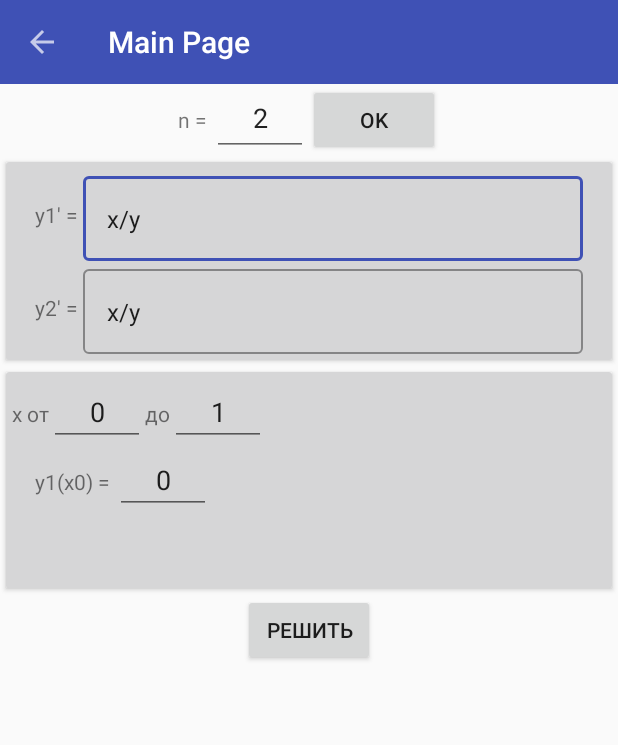
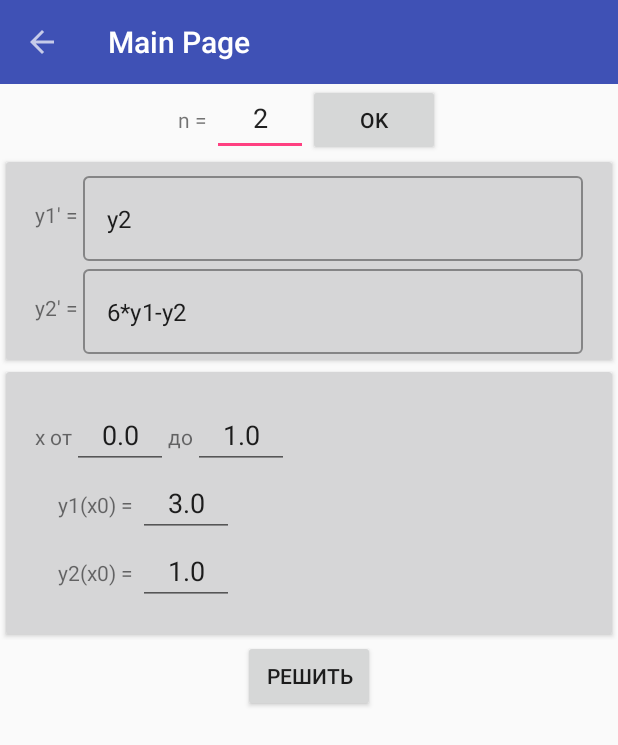
Before and after one commit to anastasiarazb/DifUr, an Android app: the screen it shows after launch (MainActivity), on a phone screen of 412 x 824 dp. Shown: the top 745 px of the screen. Run offline under Robolectric (Android 15) with nearby library versions, the phone set to English and light mode, and no system bars; libraries missing offline, so code that uses them is left out: com.mikepenz.materialdrawer; 3 statements that could not run were skipped.

Commit message:
fancy a single equation and system of equations input

```diff
--- a/app/src/main/java/ru/bmstu/nastasia/difur/ui/fragment/FunctionAdapter.java
+++ b/app/src/main/java/ru/bmstu/nastasia/difur/ui/fragment/FunctionAdapter.java
@@ -2,6 +2,7 @@ package ru.bmstu.nastasia.difur.ui.fragment;
 
 import android.content.Context;
 import android.support.annotation.NonNull;
+import android.support.annotation.Nullable;
 import android.support.design.widget.TextInputEditText;
 import android.support.v7.widget.RecyclerView;
 import android.util.Log;
@@ -17,19 +18,21 @@ public class FunctionAdapter extends RecyclerView.Adapter<FunctionAdapter.InputH
     private int size;
 
     private ArrayList<String>   src;
-    private ArrayList<FunctionInputListener> input_listeners;
+    private ArrayList<InputHolder> input_holders;
+    private String[] default_functions;
 
-    public FunctionAdapter(int size) {
-        update(size);
+    public FunctionAdapter(int size, @Nullable String[] default_functions) {
+        update(size, default_functions);
     }
 
-    public void update(int size) {
+    public void update(int size, @Nullable String[] default_functions) {
         this.size = size;
+        this.default_functions = default_functions;
         src  = new ArrayList<>(size);
-        input_listeners = new ArrayList<>(size);
+        input_holders = new ArrayList<>(size);
         for (int i = 1; i <= size; ++i) {
             src.add("y" + i + "' = ");
-            input_listeners.add(null);
+            input_holders.add(null);
         }
 
     }
@@ -45,11 +48,11 @@ public class FunctionAdapter extends RecyclerView.Adapter<FunctionAdapter.InputH
         private FunctionInputListener listener;
 
 
-        InputHolder(View itemView) {
+        InputHolder(View itemView, int n) {
             super(itemView);
             func_name = itemView.findViewById(R.id.adapter_text_view);
             input_func = itemView.findViewById(R.id.adapter_input_fxy);
-            listener = new FunctionInputListener(itemView.getContext(), input_func, "f_i(x, y)");
+            listener = new FunctionInputListener(itemView.getContext(), input_func, n);
             input_func.setOnFocusChangeListener(new View.OnFocusChangeListener() {
                 @Override
                 public void onFocusChange(View v, boolean hasFocus) {
@@ -71,9 +74,21 @@ public class FunctionAdapter extends RecyclerView.Adapter<FunctionAdapter.InputH
         public void setTitle(String text) {
             func_name.setText(text);
         }
+
+        public void setValue(String text) {
+            input_func.setText(text);
+        }
+
+        public boolean isEmpty() {
+            return input_func.getText() == null || input_func.getText().toString().isEmpty();
+        }
     }
 
     public ArrayList<FunctionInputListener> getInputListeners() {
+        ArrayList<FunctionInputListener> input_listeners = new ArrayList<>(size);
+        for (InputHolder holder: input_holders) {
+            input_listeners.add(holder.getListener());
+        }
         return input_listeners;
     }
 
@@ -86,7 +101,7 @@ public class FunctionAdapter extends RecyclerView.Adapter<FunctionAdapter.InputH
         boolean shouldAttachToParentImmediately = false;
 
         View view = inflater.inflate(layoutIdForInputItem, parent, shouldAttachToParentImmediately);
-        FunctionAdapter.InputHolder viewHolder = new FunctionAdapter.InputHolder(view);
+        FunctionAdapter.InputHolder viewHolder = new FunctionAdapter.InputHolder(view, size);
 
         return viewHolder;
     }
@@ -94,7 +109,13 @@ public class FunctionAdapter extends RecyclerView.Adapter<FunctionAdapter.InputH
     @Override
     public void onBindViewHolder(@NonNull InputHolder holder, int position) {
         holder.setTitle(src.get(position));
-        input_listeners.set(position, holder.getListener());
+        if (holder.isEmpty() && default_functions != null && default_functions.length > 0) {
+            int n = default_functions.length <= position
+                    ? default_functions.length : position;
+            holder.setValue(default_functions[n]);
+            Log.i("FuncAd.onBindViewHolder", position + ' ' + default_functions[n]);
+        }
+        input_holders.set(position, holder);
     }
 
     @Override
--- a/app/src/main/java/ru/bmstu/nastasia/difur/ui/fragment/InitsAdapter.java
+++ b/app/src/main/java/ru/bmstu/nastasia/difur/ui/fragment/InitsAdapter.java
@@ -2,6 +2,7 @@ package ru.bmstu.nastasia.difur.ui.fragment;
 
 import android.content.Context;
 import android.support.annotation.NonNull;
+import android.support.annotation.Nullable;
 import android.support.v7.widget.RecyclerView;
 import android.view.LayoutInflater;
 import android.view.View;
@@ -17,13 +18,15 @@ public class InitsAdapter extends RecyclerView.Adapter<InitsAdapter.InputHolder>
 
     private ArrayList<String>   src;
     private ArrayList<InputHolder> holders;
+    private double[] default_inits;
 
-    public InitsAdapter(int size) {
-        update(size);
+    public InitsAdapter(int size, @Nullable double[] default_inits) {
+        update(size, default_inits);
     }
 
-    public void update(int size) {
+    public void update(int size, @Nullable double[] default_inits) {
         this.size = size;
+        this.default_inits = default_inits;
         src  = new ArrayList<>(size);
         holders = new ArrayList<>(size);
         for (int i = 1; i <= size; ++i) {
@@ -57,15 +60,22 @@ public class InitsAdapter extends RecyclerView.Adapter<InitsAdapter.InputHolder>
             return Double.parseDouble(value_et.getEditableText().toString());
         }
 
+        public boolean isEmpty() {
+            return value_et.getText() == null || value_et.getText().toString().isEmpty();
+        }
+
         public void setTitle(String text) {
             func_name.setText(text);
         }
+        public void setValue(double val) {
+            value_et.setText(String.valueOf(val));
+        }
     }
 
-    public ArrayList<Double> getValues() {
-        ArrayList<Double> values = new ArrayList<>();
-        for (InputHolder holder: holders) {
-            values.add(holder.getValue());
+    public double[] getValues() {
+        double[] values = new double[holders.size()];
+        for (int i = 0; i < holders.size(); ++i) {
+            values[i] = holders.get(i).getValue();
         }
         return values;
     }
@@ -77,6 +87,7 @@ public class InitsAdapter extends RecyclerView.Adapter<InitsAdapter.InputHolder>
         }
         return res;
     }
+
 
     @Override
     @NonNull
@@ -95,6 +106,11 @@ public class InitsAdapter extends RecyclerView.Adapter<InitsAdapter.InputHolder>
     @Override
     public void onBindViewHolder(@NonNull InputHolder holder, int position) {
         holder.setTitle(src.get(position));
+        if (holder.isEmpty() && default_inits != null && default_inits.length > 0) {
+            int n = default_inits.length <= position
+                    ? default_inits.length : position;
+            holder.setValue(default_inits[n]);
+        }
         holders.set(position, holder);
     }
 
--- a/app/src/main/java/ru/bmstu/nastasia/difur/ui/fragment/System_simple.java
+++ b/app/src/main/java/ru/bmstu/nastasia/difur/ui/fragment/System_simple.java
@@ -1,6 +1,7 @@
 package ru.bmstu.nastasia.difur.ui.fragment;
 
 import android.content.Context;
+import android.content.Intent;
 import android.os.Bundle;
 import android.support.annotation.NonNull;
 import android.support.annotation.Nullable;
@@ -14,6 +15,9 @@ import android.widget.Toast;
 import org.mariuszgromada.math.mxparser.Function;
 import ru.bmstu.nastasia.difur.R;
 import ru.bmstu.nastasia.difur.solve.SystemRungeKutta;
+import ru.bmstu.nastasia.difur.solve.SystemPlot;
+import ru.bmstu.nastasia.difur.ui.activity.MainActivity;
+import ru.bmstu.nastasia.difur.examples.*;
 
 import java.util.ArrayList;
 
@@ -50,17 +54,22 @@ public class System_simple extends Fragment {
     private void initFields(View view) {
         context = getContext();
 
+        EquationSystem default_data = EquationSystem.TEST1;
+
         x1_et = view.findViewById(R.id.system_et_x1);
+        x1_et.setText(String.valueOf(default_data.x1));
         x2_et = view.findViewById(R.id.system_et_x2);
+        x2_et.setText(String.valueOf(default_data.x2));
         row_number_et = view.findViewById(R.id.system_row_number_et);
         rows_number = 2;  // default
-        function_adapter = new FunctionAdapter(rows_number);
+
+        function_adapter = new FunctionAdapter(rows_number, default_data.func_raws);
         rows_rv = view.findViewById(R.id.system_simple_rv);
         rows_rv.setAdapter(function_adapter);
         rows_rv.setLayoutManager(new LinearLayoutManager(this.context));
 
 
-        inits_adapter = new InitsAdapter(rows_number);
+        inits_adapter = new InitsAdapter(rows_number, default_data.inits);
         inits_rv = view.findViewById(R.id.system_inits_rv);
         inits_rv.setAdapter(inits_adapter);
         inits_rv.setLayoutManager(new LinearLayoutManager(this.context));
@@ -70,9 +79,9 @@ public class System_simple extends Fragment {
             @Override
             public void onClick(View view) {
                 updateRowsNumber();
-                function_adapter.update(rows_number);
+                function_adapter.update(rows_number, null);
                 function_adapter.notifyDataSetChanged();
-                inits_adapter.update(rows_number);
+                inits_adapter.update(rows_number, null);
                 inits_adapter.notifyDataSetChanged();
 
             }
@@ -96,10 +105,9 @@ public class System_simple extends Fragment {
                         functions.add(listener.getFunction());
                     }
                 }
-                ArrayList<Double> inits = inits_adapter.getValues();
+                double[] inits = inits_adapter.getValues();
                 double x1 = Double.parseDouble(x1_et.getText().toString());
                 double x2 = Double.parseDouble(x2_et.getText().toString());
-                SystemRungeKutta solver = new SystemRungeKutta(functions, inits, x1, x2, 100);
                 if (!is_ok) {
                     Toast.makeText(context, R.string.warning_incorrect, Toast.LENGTH_SHORT).show();
                     return;
@@ -110,10 +118,20 @@ public class System_simple extends Fragment {
                 }
                 Toast.makeText(context, sb.toString(), Toast.LENGTH_SHORT).show();
                 sb = new StringBuilder();
-                for (Function f: functions) {
-                    sb.append(inits).append('\n');
+                for (double d: inits) {
+                    sb.append(d).append('\n');
                 }
                 Toast.makeText(context, sb.toString(), Toast.LENGTH_SHORT).show();
+
+                SystemRungeKutta solver = new SystemRungeKutta(functions, inits, x1, x2, 10);
+                Intent childActivityIntent = new Intent(getActivity(),
+                        ru.bmstu.nastasia.difur.solve.SystemPlot.class)
+                        .putExtra(SystemPlot.ParamNames.x, solver.getX())
+                        .putExtra(SystemPlot.ParamNames.y, solver.getY());
+
+                if (childActivityIntent.resolveActivity(getActivity().getPackageManager()) != null) {
+                    startActivityForResult(childActivityIntent, MainActivity.Requests.REQUEST_CODE);
+                }
 
 
             }
--- a/app/src/main/res/layout/adapter_func_input.xml
+++ b/app/src/main/res/layout/adapter_func_input.xml
@@ -20,7 +20,6 @@
     >
 
         <android.support.design.widget.TextInputEditText
-                android:text="x/y"
                 android:id="@+id/adapter_input_fxy"
                 android:layout_width="match_parent"
                 android:layout_height="wrap_content"
--- a/app/src/main/res/layout/adapter_init_input.xml
+++ b/app/src/main/res/layout/adapter_init_input.xml
@@ -1,7 +1,7 @@
 <?xml version="1.0" encoding="utf-8"?>
 <LinearLayout xmlns:android="http://schemas.android.com/apk/res/android"
               android:layout_width="match_parent"
-              android:layout_height="match_parent"
+              android:layout_height="wrap_content"
               android:paddingLeft="15dp"
               android:paddingRight="15dp"
               android:orientation="horizontal">
@@ -13,6 +13,6 @@
               android:inputType="number"
               android:layout_width="wrap_content" android:layout_height="wrap_content"
               android:ems="3" android:gravity="center"
-              android:text="0"/>
+              />
 
 </LinearLayout>
--- a/app/src/main/res/layout/fragment_system_simple.xml
+++ b/app/src/main/res/layout/fragment_system_simple.xml
@@ -1,10 +1,9 @@
 <?xml version="1.0" encoding="utf-8"?>
 
-<FrameLayout xmlns:android="http://schemas.android.com/apk/res/android"
+<LinearLayout xmlns:android="http://schemas.android.com/apk/res/android"
               android:layout_width="match_parent"
-             android:layout_height="match_parent">
-    <ScrollView android:layout_width="match_parent" android:layout_height="wrap_content">
-        <LinearLayout style="@style/VerticalContainer" android:gravity="center">
+              android:layout_height="match_parent"
+              android:orientation="vertical">
     <LinearLayout style="@style/HorizontalContainer" android:gravity="center">
         <TextView android:layout_width="wrap_content" android:layout_height="wrap_content" android:text="n = "/>
         <EditText android:layout_width="wrap_content" android:layout_height="match_parent"
@@ -12,41 +11,56 @@
                   android:text="2" android:hint="2" android:ems="3" android:inputType="numberDecimal"
                   android:gravity="center_horizontal"/>
         <Button android:id="@+id/system_ok_button"
-                        android:layout_width="wrap_content" android:layout_height="wrap_content"  android:text="OK"/>
+                android:layout_width="wrap_content" android:layout_height="wrap_content" android:text="OK"/>
 
     </LinearLayout>
+    <RelativeLayout
+            android:layout_width="match_parent" android:layout_height="wrap_content"
+            android:fillViewport="true">
         <android.support.v7.widget.CardView
                 xmlns:card_view="http://schemas.android.com/apk/res-auto"
                 android:layout_width="match_parent"
-                    android:layout_height="match_parent"
-                    android:layout_weight="1"
+                android:layout_height="wrap_content"
                 card_view:cardBackgroundColor="@color/ap_white"
                 card_view:cardCornerRadius="2dp"
                 card_view:cardElevation="2dp"
-                    style="@style/DifurCardViewStyle">
+                style="@style/DifurCardViewStyle"
+                android:fillViewport="true">
+            <RelativeLayout
+                    android:layout_width="match_parent"
+                    android:layout_height="wrap_content">
+
                 <android.support.v7.widget.RecyclerView
                         android:layout_width="match_parent"
-                        android:layout_height="match_parent"
+                        android:layout_height="wrap_content"
                         android:id="@+id/system_simple_rv"
-                        android:scrollbars="vertical"/>
+                        android:scrollbars="vertical"
+                        android:fillViewport="true"/>
+            </RelativeLayout>
 
 
         </android.support.v7.widget.CardView>
+    </RelativeLayout>
+
+    <RelativeLayout
+            android:layout_width="match_parent" android:layout_height="wrap_content"
+            android:fillViewport="true">
 
         <android.support.v7.widget.CardView
                 xmlns:card_view="http://schemas.android.com/apk/res-auto"
                 android:layout_width="match_parent"
-                    android:layout_height="match_parent"
+                android:layout_height="wrap_content"
                 card_view:cardBackgroundColor="@color/ap_white"
                 card_view:cardCornerRadius="2dp"
                 card_view:cardElevation="2dp"
-                    android:layout_weight="1"
+                android:fillViewport="true"
                 style="@style/DifurCardViewStyle">
             <LinearLayout android:layout_width="match_parent" android:layout_height="wrap_content"
-                              android:orientation="vertical">
+                          android:orientation="vertical"
+                          android:padding="15dp">
                 <LinearLayout android:layout_width="match_parent" android:layout_height="wrap_content"
                               android:orientation="horizontal"
-                                  android:layout_weight="0">
+                >
                     <TextView android:layout_width="wrap_content" android:layout_height="wrap_content"
                               android:text="@string/x_from"/>
                     <EditText android:id="@+id/system_et_x1"
@@ -61,23 +75,31 @@
                               android:gravity="center"/>
                 </LinearLayout>
 
+
+                <RelativeLayout
+                        android:layout_width="match_parent"
+                        android:layout_height="match_parent">
+
                     <android.support.v7.widget.RecyclerView
                             android:layout_width="match_parent"
-                            android:layout_height="match_parent"
-                            android:layout_weight="1"
+                            android:layout_height="wrap_content"
                             android:id="@+id/system_inits_rv"
-                            android:scrollbars="vertical"/>
+                            android:scrollbars="vertical"
+
+                            android:fillViewport="true" android:layout_weight="1">
+                    </android.support.v7.widget.RecyclerView>
+                </RelativeLayout>
+
 
             </LinearLayout>
 
 
-
         </android.support.v7.widget.CardView>
+    </RelativeLayout>
 
     <Button android:layout_width="wrap_content" android:layout_height="wrap_content"
             android:id="@+id/system_solve_button"
             android:text="@string/solve"
-                    android:layout_weight="0"/>
+            android:layout_gravity="center|bottom"/>
+
 </LinearLayout>
-    </ScrollView>
-</FrameLayout>
```
Also changed, not shown: app/src/main/AndroidManifest.xml (+7 -0 lines). Lines whose indentation alone changed are shown as unchanged.
